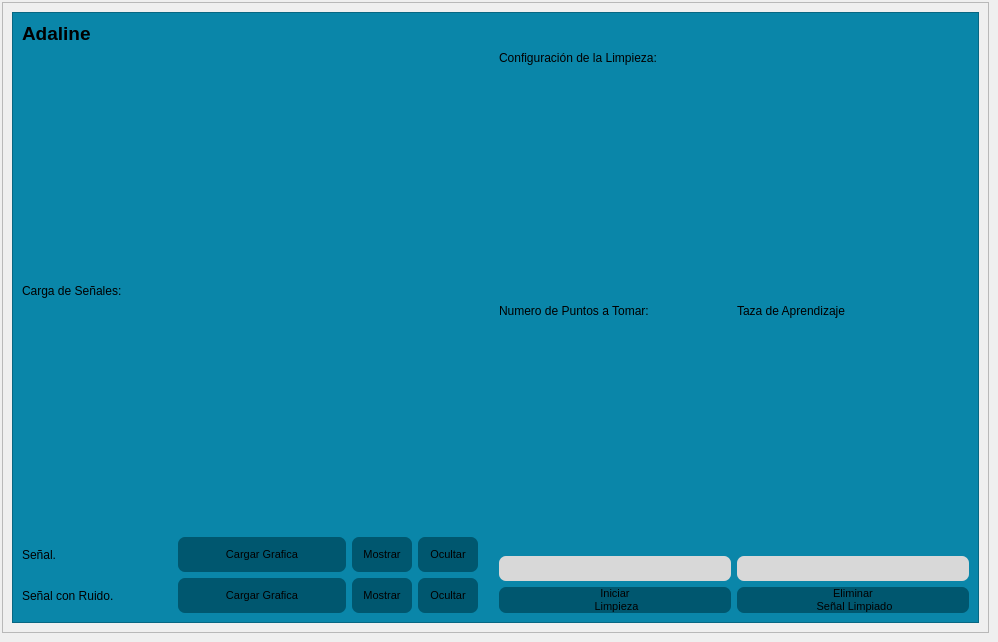
Above: module/main.ui from Ship-Codex-U/IA2-P03 before the change. Below: the same form after it.
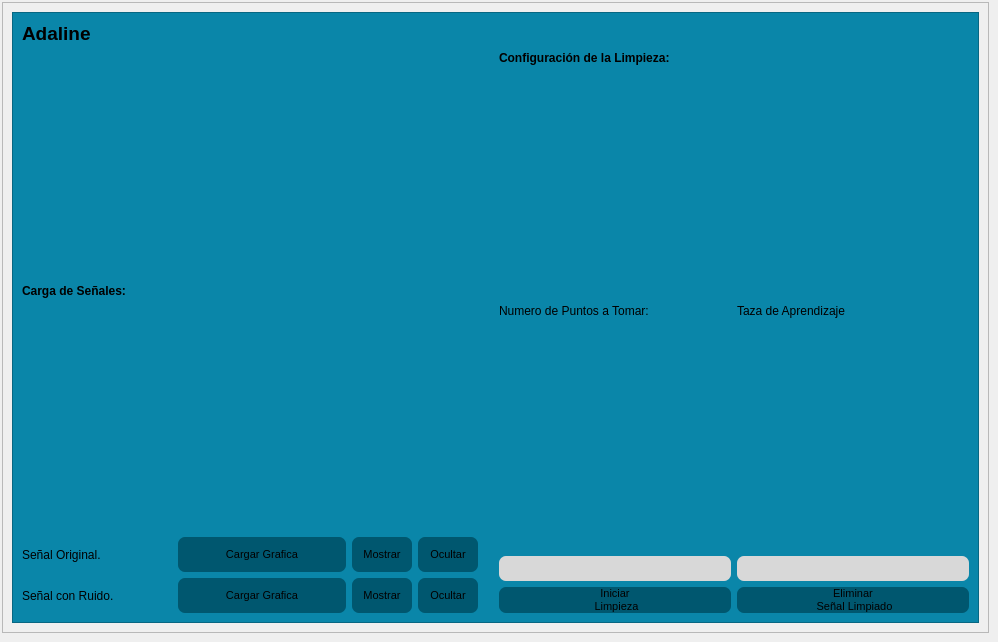
That is the form after the change.

Commit message: Corrección etiquetas GUI

```diff
--- a/module/main.ui
+++ b/module/main.ui
@@ -92,6 +92,11 @@
               </property>
               <item>
                <widget class="QLabel" name="label_14">
+                <property name="font">
+                 <font>
+                  <bold>true</bold>
+                 </font>
+                </property>
                 <property name="text">
                  <string>Carga de Señales:</string>
                 </property>
@@ -108,7 +113,7 @@
                    </size>
                   </property>
                   <property name="text">
-                   <string>Señal.</string>
+                   <string>Señal Original.</string>
                   </property>
                  </widget>
                 </item>
@@ -283,6 +288,11 @@
              <layout class="QVBoxLayout" name="verticalLayout_3">
               <item>
                <widget class="QLabel" name="label_15">
+                <property name="font">
+                 <font>
+                  <bold>true</bold>
+                 </font>
+                </property>
                 <property name="text">
                  <string>Configuración de la Limpieza:</string>
                 </property>
```
The commit also changes 2 other files.
